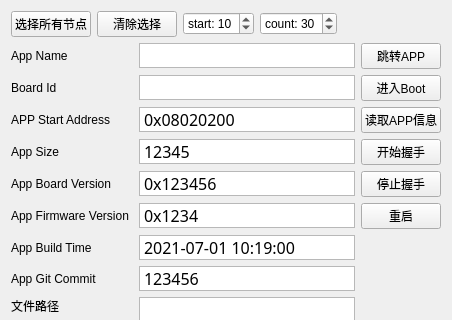
Old version of the form boot_update/frmbootloader.ui in the repository a9876653/qt-j1939; both pictures show x 0 to 452 and y 0 to 320 of the 452 by 522 pixel window.
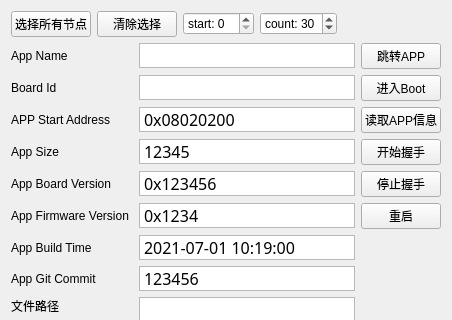
New version of the form.

What changed in the file:
```diff
--- a/boot_update/frmbootloader.ui
+++ b/boot_update/frmbootloader.ui
@@ -447,7 +447,7 @@
         <string>start: </string>
        </property>
        <property name="value">
-        <number>10</number>
+        <number>0</number>
        </property>
       </widget>
      </item>
```
